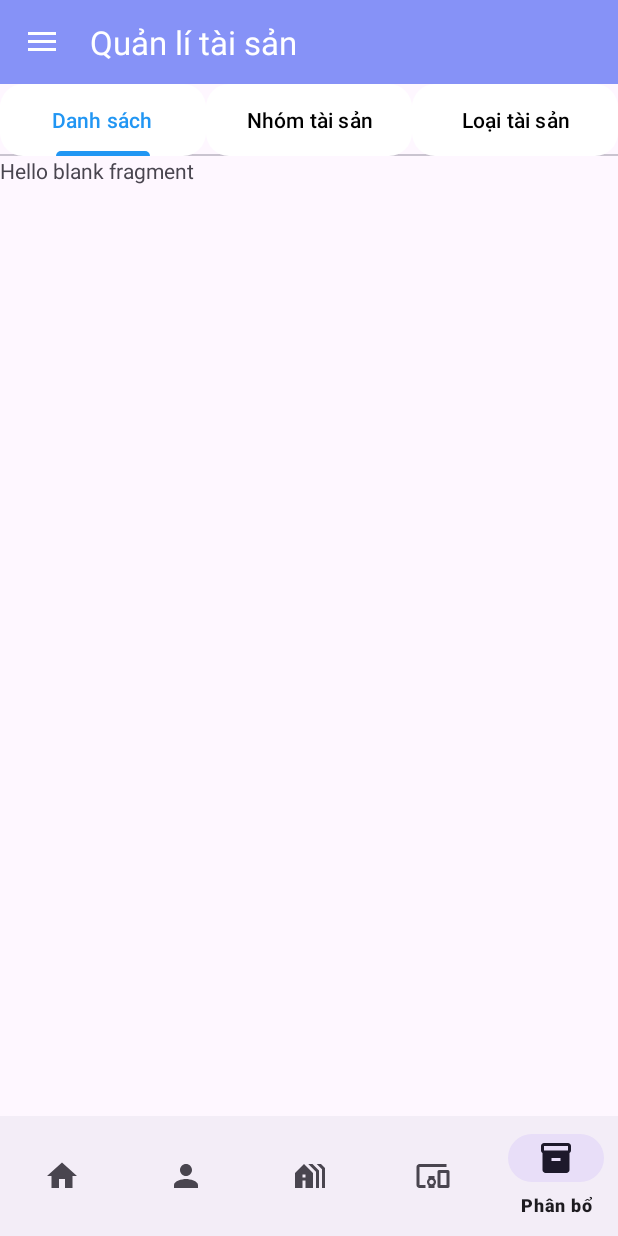
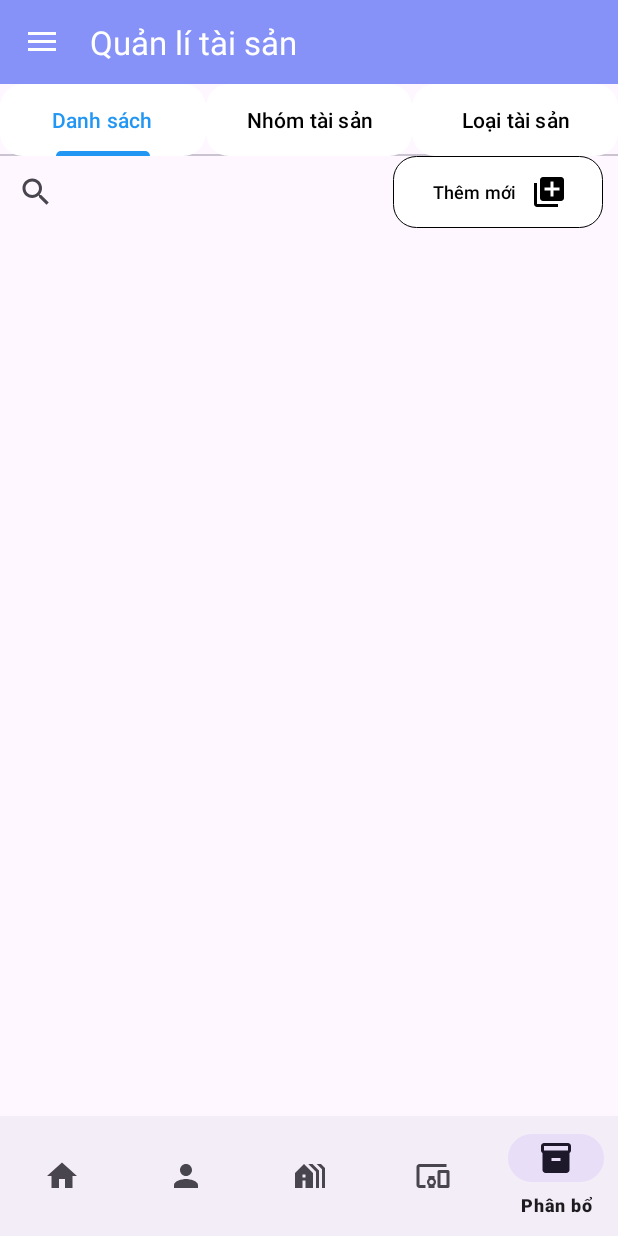
Before and after one commit to queojo2002/BaoHongTaiSan, an Android app: the fragment AdminDanhSachTaiSanFragment placed in its activity, item 5 of the bottom bar chosen, on a phone screen of 412 x 824 dp. Run offline under Robolectric (Android 15) with nearby library versions, the phone set to English and light mode, and no system bars; our stand-ins replace CircleImageView, Firebase (no records; nobody signed in at launch, a user with empty details on screens opened directly); 1 statement that could not run was skipped.

Commit message:
update "TaiSan"

```diff
--- /dev/null
+++ b/app/src/main/java/com/example/baohongtaisan_2/Adapter/Admin/AdminTaiSanAdapter.java
@@ -0,0 +1,86 @@
+package com.example.baohongtaisan_2.Adapter.Admin;
+
+import android.content.Context;
+import android.view.LayoutInflater;
+import android.view.View;
+import android.view.ViewGroup;
+import android.widget.ImageView;
+import android.widget.TextView;
+
+import androidx.annotation.NonNull;
+import androidx.recyclerview.widget.RecyclerView;
+
+import com.example.baohongtaisan_2.Model.NguoiDung;
+import com.example.baohongtaisan_2.Model.Phong;
+import com.example.baohongtaisan_2.Model.TaiSan;
+import com.example.baohongtaisan_2.R;
+
+import org.w3c.dom.Text;
+
+import java.util.ArrayList;
+import java.util.List;
+
+import de.hdodenhof.circleimageview.CircleImageView;
+
+public class AdminTaiSanAdapter extends RecyclerView.Adapter<AdminTaiSanAdapter.AdminTaiSanViewHolder>{
+
+    private List<TaiSan> taiSanList;
+    private View view;
+    private Context context;
+
+    public AdminTaiSanAdapter(List<TaiSan> taiSanList) {
+        this.taiSanList = taiSanList;
+    }
+
+
+    @NonNull
+    @Override
+    public AdminTaiSanAdapter.AdminTaiSanViewHolder onCreateViewHolder(@NonNull ViewGroup parent, int viewType) {
+        view = LayoutInflater.from(parent.getContext()).inflate(R.layout.custom_taisan_admin, parent, false);
+        context = parent.getContext();
+        return new AdminTaiSanAdapter.AdminTaiSanViewHolder(view);
+    }
+
+    @Override
+    public void onBindViewHolder(@NonNull AdminTaiSanAdapter.AdminTaiSanViewHolder holder, int position) {
+        int vitri = position;
+        TaiSan taiSan = taiSanList.get(position);
+        if (taiSan == null) {
+            return;
+        }
+        holder.txtTenTS.setText(taiSan.getTenTS());
+        holder.txtTenLTS.setText(taiSan.getTenLTS());
+        holder.txtTenNTS.setText(taiSan.getTenNTS());
+        holder.SLNV.setText("Số lượng nhập vào: " + taiSan.getSLNhapVao());
+        holder.SLHC.setText("Số lượng hiện còn: " + taiSan.getSLHienCon());
+
+    }
+
+    @Override
+    public int getItemCount() {
+        if (taiSanList != null) {
+            return taiSanList.size();
+        }
+        return 0;
+    }
+
+    public void searchDataList(ArrayList<TaiSan> searchlist) {
+        taiSanList = searchlist;
+        notifyDataSetChanged();
+    }
+
+    public class AdminTaiSanViewHolder extends RecyclerView.ViewHolder {
+        private CircleImageView imgQLTS;
+        private TextView txtTenTS, txtTenLTS, txtTenNTS, SLNV, SLHC;
+        public AdminTaiSanViewHolder(@NonNull View itemView) {
+            super(itemView);
+            imgQLTS = itemView.findViewById(R.id.imgQLTS);
+            txtTenTS = itemView.findViewById(R.id.txtAdminQLTS_TenTS);
+            txtTenLTS = itemView.findViewById(R.id.txtAdminQLTS_TenLTS);
+            txtTenNTS = itemView.findViewById(R.id.txtAdminQLTS_TenNTS);
+            SLNV = itemView.findViewById(R.id.txtAdminQLTS_SLNV);
+            SLHC = itemView.findViewById(R.id.txtAdminQLTS_SLHC);
+        }
+    }
+
+}
--- a/app/src/main/java/com/example/baohongtaisan_2/Api/ApiServices.java
+++ b/app/src/main/java/com/example/baohongtaisan_2/Api/ApiServices.java
@@ -17,6 +17,7 @@ import com.example.baohongtaisan_2.Model.Object_Add;
 import com.example.baohongtaisan_2.Model.PhanBo;
 import com.example.baohongtaisan_2.Model.PhanQuyen;
 import com.example.baohongtaisan_2.Model.Phong;
+import com.example.baohongtaisan_2.Model.TaiSan;
 import com.example.baohongtaisan_2.Model.ThongKe;
 import com.google.gson.Gson;
 import com.google.gson.GsonBuilder;
@@ -142,6 +143,14 @@ public interface ApiServices {
 
     // End api khu vực phòng
 
+
+
+    //tai san
+    @GET("api/load_data_taisan.php")
+    Call<List<TaiSan>> get_list_taisan();
+
+
+    // end api tai san
 
 
     //Nhóm tài sản
--- a/app/src/main/java/com/example/baohongtaisan_2/Fragment/Admin/NguoiDung/AdminDanhSachNguoiDungFragment.java
+++ b/app/src/main/java/com/example/baohongtaisan_2/Fragment/Admin/NguoiDung/AdminDanhSachNguoiDungFragment.java
@@ -127,6 +127,5 @@ public class AdminDanhSachNguoiDungFragment extends Fragment {
     public void onResume() {
         super.onResume();
         GetListNguoiDung();
-
     }
 }
--- a/app/src/main/java/com/example/baohongtaisan_2/Fragment/Admin/TaiSan/AdminDanhSachTaiSanFragment.java
+++ b/app/src/main/java/com/example/baohongtaisan_2/Fragment/Admin/TaiSan/AdminDanhSachTaiSanFragment.java
@@ -4,62 +4,104 @@ import android.os.Bundle;
 import android.view.LayoutInflater;
 import android.view.View;
 import android.view.ViewGroup;
+import android.widget.Button;
+import android.widget.SearchView;
+import android.widget.Toast;
 
 import androidx.fragment.app.Fragment;
+import androidx.recyclerview.widget.LinearLayoutManager;
+import androidx.recyclerview.widget.RecyclerView;
 
+import com.example.baohongtaisan_2.Adapter.Admin.AdminLoaiTaiSanAdapter;
+import com.example.baohongtaisan_2.Adapter.Admin.AdminNguoiDungAdapter;
+import com.example.baohongtaisan_2.Adapter.Admin.AdminTaiSanAdapter;
+import com.example.baohongtaisan_2.Api.ApiServices;
+import com.example.baohongtaisan_2.Model.LoaiTaiSan;
+import com.example.baohongtaisan_2.Model.NguoiDung;
+import com.example.baohongtaisan_2.Model.TaiSan;
 import com.example.baohongtaisan_2.R;
 
-/**
- * A simple {@link Fragment} subclass.
- * Use the {@link AdminDanhSachTaiSanFragment#newInstance} factory method to
- * create an instance of this fragment.
- */
+import java.util.ArrayList;
+import java.util.List;
+
+import retrofit2.Call;
+import retrofit2.Callback;
+import retrofit2.Response;
+
+
 public class AdminDanhSachTaiSanFragment extends Fragment {
 
-    // TODO: Rename parameter arguments, choose names that match
-    // the fragment initialization parameters, e.g. ARG_ITEM_NUMBER
-    private static final String ARG_PARAM1 = "param1";
-    private static final String ARG_PARAM2 = "param2";
 
-    // TODO: Rename and change types of parameters
-    private String mParam1;
-    private String mParam2;
+    private SearchView sv;
+    private RecyclerView rcv;
+    private AdminTaiSanAdapter taiSanAdapter;
+    private List<TaiSan> taiSanList;
+    private Button btnAddTaiSan;
+    private View view;
+    @Override
+    public View onCreateView(LayoutInflater inflater, ViewGroup container, Bundle savedInstanceState) {
+        view = inflater.inflate(R.layout.fragment_admin_danh_sach_tai_san, container, false);
+        _AnhXa();
+        _SuKien();
+        return view;
 
-    public AdminDanhSachTaiSanFragment() {
-        // Required empty public constructor
     }
 
-    /**
-     * Use this factory method to create a new instance of
-     * this fragment using the provided parameters.
-     *
-     * @param param1 Parameter 1.
-     * @param param2 Parameter 2.
-     * @return A new instance of fragment AdminDanhSachTaiSanFragment.
-     */
-    // TODO: Rename and change types and number of parameters
-    public static AdminDanhSachTaiSanFragment newInstance(String param1, String param2) {
-        AdminDanhSachTaiSanFragment fragment = new AdminDanhSachTaiSanFragment();
-        Bundle args = new Bundle();
-        args.putString(ARG_PARAM1, param1);
-        args.putString(ARG_PARAM2, param2);
-        fragment.setArguments(args);
-        return fragment;
+    public void _AnhXa()
+    {
+        taiSanList = new ArrayList<>();
+        rcv = view.findViewById(R.id.rvTaiSan);
+        sv = view.findViewById(R.id.txtSearchTS);
+        btnAddTaiSan = view.findViewById(R.id.btnts_add);
+        LinearLayoutManager linearLayoutManagerND = new LinearLayoutManager(requireContext());
+        rcv.setLayoutManager(linearLayoutManagerND);
+        taiSanAdapter = new AdminTaiSanAdapter(taiSanList);
+        rcv.setAdapter(taiSanAdapter);
+        GetListTaiSan();
+
     }
 
-    @Override
-    public void onCreate(Bundle savedInstanceState) {
-        super.onCreate(savedInstanceState);
-        if (getArguments() != null) {
-            mParam1 = getArguments().getString(ARG_PARAM1);
-            mParam2 = getArguments().getString(ARG_PARAM2);
-        }
+    public void _SuKien()
+    {
+        sv.clearFocus();
+        sv.setOnQueryTextListener(new SearchView.OnQueryTextListener() {
+            @Override
+            public boolean onQueryTextSubmit(String s) {
+                return false;
+            }
+
+            @Override
+            public boolean onQueryTextChange(String s) {
+                ArrayList<TaiSan> searchlist = new ArrayList<>();
+                for (TaiSan taiSan : taiSanList) {
+                    if (taiSan.getTenTS().toLowerCase().contains(s.toLowerCase())) {
+                        searchlist.add(taiSan);
+                    }
+                }
+                taiSanAdapter.searchDataList(searchlist);
+                return false;
+            }
+        });
+    }
+    public void GetListTaiSan() {
+        ApiServices.apiServices.get_list_taisan().enqueue(new Callback<List<TaiSan>>() {
+            @Override
+            public void onResponse(Call<List<TaiSan>> call, Response<List<TaiSan>> response) {
+                taiSanList.clear();
+                taiSanList = response.body();
+                if (taiSanList != null && getContext() != null) {
+                    taiSanAdapter = new AdminTaiSanAdapter(taiSanList);
+                    rcv.setAdapter(taiSanAdapter);
+                }
+
+            }
+            @Override
+            public void onFailure(Call<List<TaiSan>> call, Throwable t) {
+                Toast.makeText(getContext(), "Lấy dữ liệu thất bại...", Toast.LENGTH_SHORT).show();
+            }
+        });
     }
 
-    @Override
-    public View onCreateView(LayoutInflater inflater, ViewGroup container,
-                             Bundle savedInstanceState) {
-        // Inflate the layout for this fragment
-        return inflater.inflate(R.layout.fragment_admin_danh_sach_tai_san, container, false);
-    }
+
+
 }
--- a/app/src/main/res/layout/fragment_admin_danh_sach_tai_san.xml
+++ b/app/src/main/res/layout/fragment_admin_danh_sach_tai_san.xml
@@ -3,12 +3,46 @@
     xmlns:tools="http://schemas.android.com/tools"
     android:layout_width="match_parent"
     android:layout_height="match_parent"
+    xmlns:app="http://schemas.android.com/apk/res-auto"
     tools:context=".Fragment.Admin.TaiSan.AdminDanhSachTaiSanFragment">
 
-    <!-- TODO: Update blank fragment layout -->
-    <TextView
+    <LinearLayout
+        android:id="@+id/tab1"
         android:layout_width="match_parent"
         android:layout_height="match_parent"
-        android:text="@string/hello_blank_fragment" />
+        android:orientation="vertical">
+
+        <RelativeLayout
+            android:layout_width="match_parent"
+            android:layout_height="wrap_content">
+
+            <SearchView
+                android:id="@+id/txtSearchTS"
+                android:layout_width="220dp"
+                android:layout_height="wrap_content"
+                android:layout_alignParentStart="true"
+                android:queryHint="Tìm kiếm" />
+
+            <Button
+                android:id="@+id/btnts_add"
+                android:layout_width="140dp"
+                android:layout_height="48dp"
+                android:layout_alignParentEnd="true"
+                android:layout_centerInParent="true"
+                android:layout_marginEnd="10dp"
+                android:background="@drawable/custom_button_add"
+                android:drawableRight="@drawable/baseline_add_to_photos_24"
+                android:text="Thêm mới"
+                android:textColor="#000000"
+                android:textSize="12sp"
+                app:backgroundTint="@null" />
+
+        </RelativeLayout>
+
+        <androidx.recyclerview.widget.RecyclerView
+            android:id="@+id/rvTaiSan"
+            android:layout_width="match_parent"
+            android:layout_height="match_parent" />
+    </LinearLayout>
 
 </FrameLayout>
```
Also changed, not shown: app/src/main/java/com/example/baohongtaisan_2/Model/TaiSan.java (+18 -33 lines), app/src/main/res/layout/custom_taisan_admin.xml (added, +114 -0 lines).
